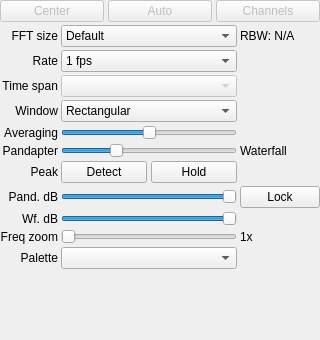
This is ui/FftPanel.ui in BatchDrake/SigDigger as Qt 5 draws it before an edit. The edited form follows.
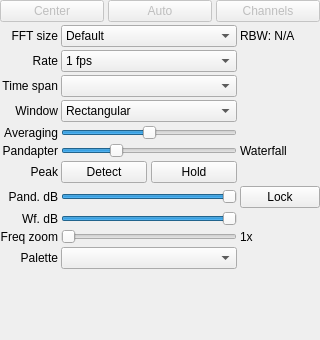
This is the edited form. Custom widgets are drawn as their Qt base class.

```diff
--- a/ui/FftPanel.ui
+++ b/ui/FftPanel.ui
@@ -246,7 +246,7 @@
    <item row="3" column="1">
     <widget class="QComboBox" name="timeSpanCombo">
      <property name="enabled">
-      <bool>false</bool>
+      <bool>true</bool>
      </property>
     </widget>
    </item>
```
